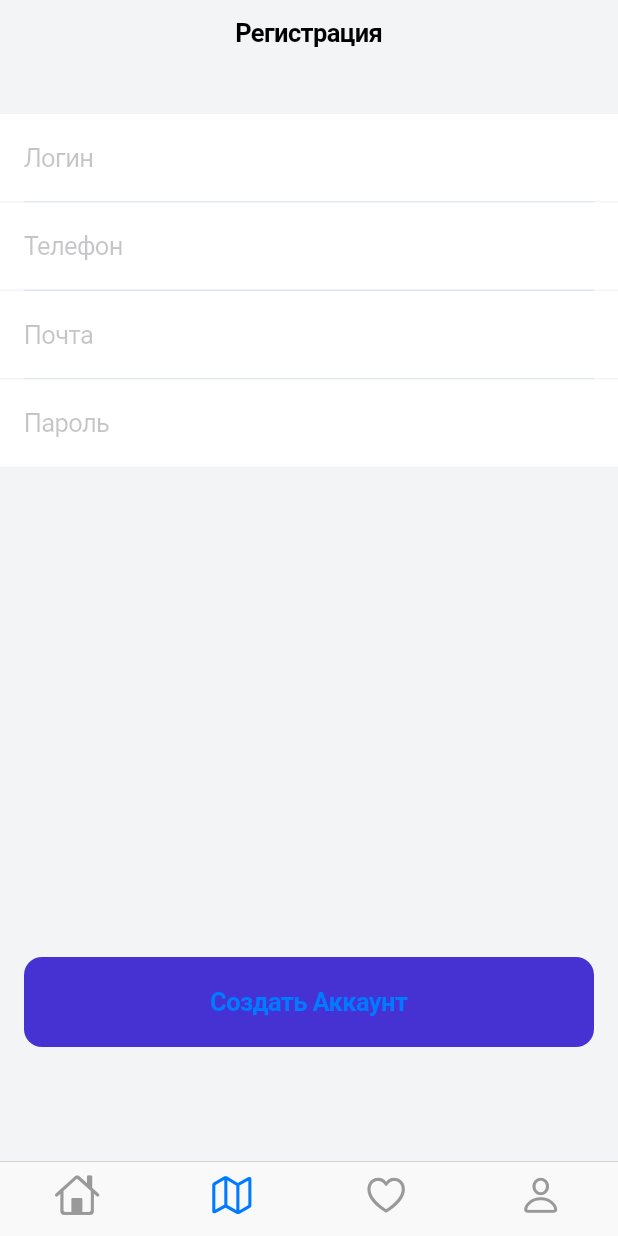
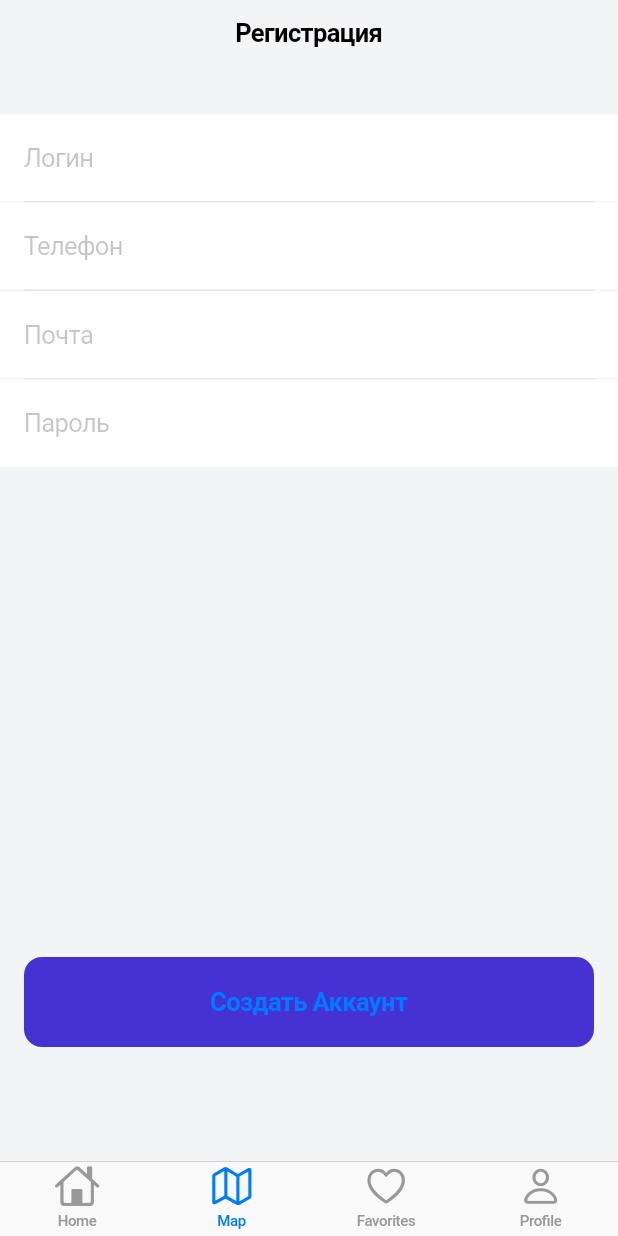
Before and after one commit to wlnightmare/my_project, a Flutter app: the screen it shows after launch, item 2 of the bottom bar chosen, on a phone screen of 412 x 824 dp. Run offline on Flutter 3.47's test engine with Material 2 defaults, Android fonts, the phone set to English and light mode, and no system bars.

Commit message:
Adding labels to tabs

```diff
--- a/lib/scr/screens/main/MainScreen.dart
+++ b/lib/scr/screens/main/MainScreen.dart
@@ -1,6 +1,7 @@
 import 'package:flutter/cupertino.dart';
 import 'package:my_project/scr/screens/auth/auth_screen.dart';
 import 'package:my_project/scr/screens/register/register_screen.dart';
+import 'package:my_project/scr/screens/restaurants/restaurants_screen.dart';
 
 class MainScreen extends StatelessWidget {
   const MainScreen({
@@ -12,10 +13,14 @@ class MainScreen extends StatelessWidget {
     return CupertinoTabScaffold(
         tabBar: CupertinoTabBar(
           items: [
-            BottomNavigationBarItem(icon: Icon(CupertinoIcons.home)),
-            BottomNavigationBarItem(icon: Icon(CupertinoIcons.map)),
-            BottomNavigationBarItem(icon: Icon(CupertinoIcons.heart)),
-            BottomNavigationBarItem(icon: Icon(CupertinoIcons.person)),
+            BottomNavigationBarItem(
+                label: 'Home', icon: Icon(CupertinoIcons.home)),
+            BottomNavigationBarItem(
+                label: 'Map', icon: Icon(CupertinoIcons.map)),
+            BottomNavigationBarItem(
+                label: 'Favorites', icon: Icon(CupertinoIcons.heart)),
+            BottomNavigationBarItem(
+                label: 'Profile', icon: Icon(CupertinoIcons.person)),
           ],
         ),
         tabBuilder: (context, index) {
@@ -23,7 +28,7 @@ class MainScreen extends StatelessWidget {
             builder: (context) {
               switch (index) {
                 case 0:
-                  return AuthScreen();
+                  return RestaurantScreen();
                 case 1:
                   return RegisterScreen();
                 case 2:
```
